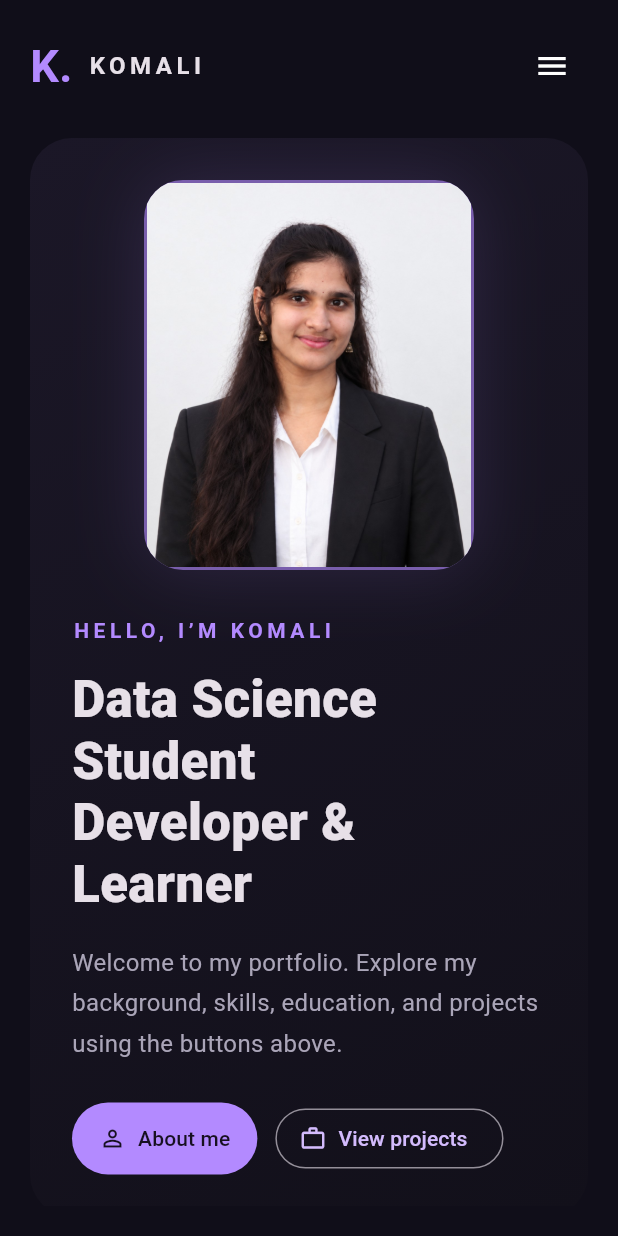
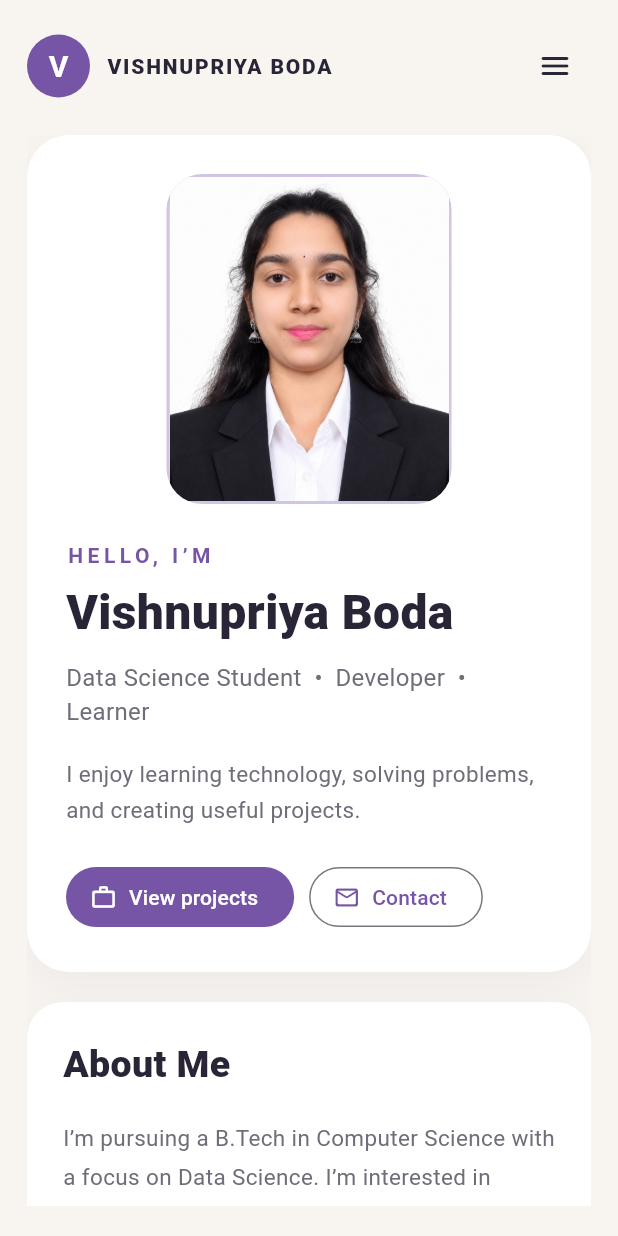
Before and after one commit to komaliboda/komu_portfolio, a Flutter app: the screen it shows after launch, on a phone screen of 412 x 824 dp. Run offline on Flutter 3.47's test engine with Material 3 defaults, Android fonts, the phone set to English and light mode, and no system bars.

Commit message:
Update portfolio

```diff
--- a/lib/main.dart
+++ b/lib/main.dart
@@ -1,80 +1,73 @@
 import 'package:flutter/material.dart';
 
-void main() {
-  runApp(const KomaliPortfolio());
-}
+void main() => runApp(const VishnuPortfolio());
 
-class KomaliPortfolio extends StatelessWidget {
-  const KomaliPortfolio({super.key});
+class VishnuPortfolio extends StatelessWidget {
+  const VishnuPortfolio({super.key});
 
   @override
   Widget build(BuildContext context) {
     return MaterialApp(
-      title: 'Komali Portfolio',
+      title: 'Vishnupriya Boda | Portfolio',
       debugShowCheckedModeBanner: false,
       theme: ThemeData(
-        brightness: Brightness.dark,
-        scaffoldBackgroundColor: const Color(0xFF100E19),
+        useMaterial3: true,
+        scaffoldBackgroundColor: const Color(0xFFF8F5F1),
         colorScheme: ColorScheme.fromSeed(
-          seedColor: const Color(0xFFB38AFF),
-          brightness: Brightness.dark,
+          seedColor: const Color(0xFF7655A6),
+          brightness: Brightness.light,
         ),
       ),
-      home: const PortfolioHome(),
+      home: const PortfolioPage(),
     );
   }
 }
 
-class PortfolioHome extends StatefulWidget {
-  const PortfolioHome({super.key});
+class PortfolioPage extends StatefulWidget {
+  const PortfolioPage({super.key});
 
   @override
-  State<PortfolioHome> createState() => _PortfolioHomeState();
+  State<PortfolioPage> createState() => _PortfolioPageState();
 }
 
-class _PortfolioHomeState extends State<PortfolioHome> {
-  static const purple = Color(0xFFB38AFF);
-  static const muted = Color(0xFFAAA5B8);
+class _PortfolioPageState extends State<PortfolioPage> {
+  static const purple = Color(0xFF7655A6);
+  static const ink = Color(0xFF292536);
+  static const muted = Color(0xFF706C79);
 
-  String selectedSection = 'Home';
+  String currentPage = 'Profile';
 
-  final List<String> sections = const [
-    'Home',
-    'About Me',
-    'Skills',
+  final pages = const [
+    'Profile',
     'Education',
     'Projects',
     'Contact',
   ];
 
-  void openSection(String section) {
-    setState(() {
-      selectedSection = section;
-    });
-  }
-
   @override
   Widget build(BuildContext context) {
-    final wideScreen = MediaQuery.sizeOf(context).width >= 760;
+    final wide = MediaQuery.sizeOf(context).width >= 760;
 
     return Scaffold(
       body: SafeArea(
         child: Center(
           child: ConstrainedBox(
-            constraints: const BoxConstraints(maxWidth: 1180),
+            constraints: const BoxConstraints(maxWidth: 1100),
             child: Padding(
               padding: EdgeInsets.symmetric(
-                horizontal: wideScreen ? 40 : 20,
+                horizontal: wide ? 36 : 18,
                 vertical: 20,
               ),
               child: Column(
                 children: [
-                  _buildNavigation(wideScreen),
-                  const SizedBox(height: 24),
+                  _header(wide),
+                  const SizedBox(height: 22),
                   Expanded(
                     child: AnimatedSwitcher(
                       duration: const Duration(milliseconds: 250),
-                      child: _buildCurrentPage(wideScreen),
+                      child: currentPage == 'Profile'
+                          ? _profilePage(wide)
+                          : _detailsPage(currentPage),
                     ),
                   ),
                 ],
@@ -86,212 +79,212 @@ class _PortfolioHomeState extends State<PortfolioHome> {
     );
   }
 
-  Widget _buildNavigation(bool wideScreen) {
+  Widget _header(bool wide) {
     return Row(
       children: [
-        const Text(
-          'K.',
+        const CircleAvatar(
+          radius: 21,
+          backgroundColor: purple,
+          child: Text(
+            'V',
             style: TextStyle(
-            color: purple,
-            fontSize: 30,
+              color: Colors.white,
               fontWeight: FontWeight.bold,
+              fontSize: 20,
             ),
           ),
-        const SizedBox(width: 10),
+        ),
+        const SizedBox(width: 11),
         const Text(
-          'KOMALI',
+          'VISHNUPRIYA BODA',
           style: TextStyle(
-            fontSize: 16,
-            fontWeight: FontWeight.bold,
-            letterSpacing: 3,
+            color: ink,
+            fontWeight: FontWeight.w800,
+            letterSpacing: 1.2,
           ),
         ),
         const Spacer(),
-        if (wideScreen)
+        if (wide)
           Wrap(
             spacing: 4,
-            children: sections.map(_navigationButton).toList(),
+            children: pages.map(_navButton).toList(),
           )
         else
           PopupMenuButton<String>(
-            icon: const Icon(Icons.menu),
-            onSelected: openSection,
-            itemBuilder: (context) => sections
-                .map(
-                  (section) => PopupMenuItem<String>(
-                    value: section,
-                    child: Text(section),
-                  ),
-                )
+            icon: const Icon(Icons.menu_rounded, color: ink),
+            onSelected: (page) => setState(() => currentPage = page),
+            itemBuilder: (context) => pages
+                .map((page) => PopupMenuItem(value: page, child: Text(page)))
                 .toList(),
           ),
       ],
     );
   }
 
-  Widget _navigationButton(String section) {
-    final isSelected = selectedSection == section;
+  Widget _navButton(String page) {
+    final selected = page == currentPage;
 
     return TextButton(
-      onPressed: () => openSection(section),
+      onPressed: () => setState(() => currentPage = page),
       style: TextButton.styleFrom(
-        foregroundColor: isSelected ? purple : muted,
+        foregroundColor: selected ? purple : muted,
       ),
       child: Text(
-        section,
-        style: TextStyle(
-          fontWeight: isSelected ? FontWeight.bold : FontWeight.normal,
-        ),
+        page,
+        style: TextStyle(fontWeight: selected ? FontWeight.bold : null),
       ),
     );
   }
 
-  Widget _buildCurrentPage(bool wideScreen) {
-    switch (selectedSection) {
-      case 'About Me':
-        return _aboutPage();
-      case 'Skills':
-        return _skillsPage();
-      case 'Education':
-        return _educationPage();
-      case 'Projects':
-        return _projectsPage();
-      case 'Contact':
-        return _contactPage();
-      default:
-        return _homePage(wideScreen);
-    }
+  Widget _profilePage(bool wide) {
+    return SingleChildScrollView(
+      key: const ValueKey('Profile'),
+      child: Column(
+        children: [
+          _profileCard(wide),
+          const SizedBox(height: 20),
+          if (wide)
+            Row(
+              crossAxisAlignment: CrossAxisAlignment.start,
+              children: [
+                Expanded(child: _aboutCard()),
+                const SizedBox(width: 20),
+                Expanded(child: _skillsCard()),
+              ],
+            )
+          else ...[
+            _aboutCard(),
+            const SizedBox(height: 16),
+            _skillsCard(),
+          ],
+        ],
+      ),
+    );
   }
 
-  Widget _homePage(bool wideScreen) {
+  Widget _profileCard(bool wide) {
     final photo = Container(
-      width: wideScreen ? 300 : 220,
-      height: wideScreen ? 350 : 260,
+      width: wide ? 230 : 190,
+      height: wide ? 260 : 220,
       clipBehavior: Clip.antiAlias,
       decoration: BoxDecoration(
-        color: const Color(0xFF211B30),
-        borderRadius: BorderRadius.circular(26),
-        border: Border.all(color: purple.withValues(alpha: 0.6), width: 2),
-        boxShadow: [
-          BoxShadow(
-            color: purple.withValues(alpha: 0.15),
-            blurRadius: 40,
-          ),
-        ],
+        color: const Color(0xFFE9E1F2),
+        borderRadius: BorderRadius.circular(24),
+        border: Border.all(color: purple.withValues(alpha: 0.2), width: 2),
       ),
       child: Image.asset(
         'assets/profile.jpg',
         fit: BoxFit.cover,
-        errorBuilder: (context, error, stackTrace) => const Center(
-          child: Icon(Icons.person, size: 100, color: purple),
+        errorBuilder: (context, error, stackTrace) => const Icon(
+          Icons.person_rounded,
+          size: 100,
+          color: purple,
         ),
       ),
     );
 
-    final introduction = Column(
+    final intro = Column(
       crossAxisAlignment: CrossAxisAlignment.start,
       mainAxisAlignment: MainAxisAlignment.center,
       children: [
         const Text(
-          'HELLO, I’M KOMALI',
+          'HELLO, I’M',
           style: TextStyle(
             color: purple,
+            letterSpacing: 3,
             fontWeight: FontWeight.bold,
-            letterSpacing: 3,
           ),
         ),
-        const SizedBox(height: 16),
+        const SizedBox(height: 10),
         Text(
-          'Data Science Student\nDeveloper & Learner',
+          'Vishnupriya Boda',
           style: TextStyle(
-            fontSize: wideScreen ? 42 : 34,
-            height: 1.2,
+            color: ink,
+            fontSize: wide ? 40 : 32,
+            height: 1.12,
             fontWeight: FontWeight.w800,
           ),
         ),
+        const SizedBox(height: 14),
+        const Text(
+          'Data Science Student  •  Developer  •  Learner',
+          style: TextStyle(color: muted, fontSize: 16),
+        ),
         const SizedBox(height: 18),
         const Text(
-          'Welcome to my portfolio. Explore my background, skills, education, '
-          'and projects using the buttons above.',
-          style: TextStyle(color: muted, fontSize: 16, height: 1.7),
+          'I enjoy learning technology, solving problems, and creating useful projects.',
+          style: TextStyle(color: muted, height: 1.6, fontSize: 15),
         ),
-        const SizedBox(height: 26),
+        const SizedBox(height: 22),
         Wrap(
-          spacing: 12,
-          runSpacing: 10,
+          spacing: 10,
+          runSpacing: 8,
           children: [
             FilledButton.icon(
-              onPressed: () => openSection('About Me'),
-              icon: const Icon(Icons.person_outline),
-              label: const Text('About me'),
+              onPressed: () => setState(() => currentPage = 'Projects'),
+              icon: const Icon(Icons.work_outline_rounded),
+              label: const Text('View projects'),
               style: FilledButton.styleFrom(
                 backgroundColor: purple,
-                foregroundColor: const Color(0xFF171020),
-                padding:
-                    const EdgeInsets.symmetric(horizontal: 18, vertical: 14),
+                foregroundColor: Colors.white,
               ),
             ),
             OutlinedButton.icon(
-              onPressed: () => openSection('Projects'),
-              icon: const Icon(Icons.work_outline),
-              label: const Text('View projects'),
+              onPressed: () => setState(() => currentPage = 'Contact'),
+              icon: const Icon(Icons.mail_outline_rounded),
+              label: const Text('Contact'),
+              style: OutlinedButton.styleFrom(foregroundColor: purple),
             ),
           ],
         ),
       ],
     );
 
-    return SingleChildScrollView(
-      key: const ValueKey('Home'),
-      child: Container(
-        constraints: const BoxConstraints(minHeight: 500),
-        padding: const EdgeInsets.all(28),
+    return Container(
+      width: double.infinity,
+      padding: const EdgeInsets.all(26),
       decoration: BoxDecoration(
+        color: Colors.white,
         borderRadius: BorderRadius.circular(28),
-          gradient: const LinearGradient(
-            colors: [Color(0xFF1B1727), Color(0xFF12101A)],
-            begin: Alignment.topLeft,
-            end: Alignment.bottomRight,
+        boxShadow: [
+          BoxShadow(
+            color: ink.withValues(alpha: 0.06),
+            blurRadius: 24,
+            offset: const Offset(0, 8),
           ),
+        ],
       ),
-        child: wideScreen
+      child: wide
           ? Row(
               children: [
-                  Expanded(child: introduction),
-                  const SizedBox(width: 36),
                 photo,
+                const SizedBox(width: 32),
+                Expanded(child: intro),
               ],
             )
           : Column(
               children: [
                 photo,
-                  const SizedBox(height: 30),
-                  introduction,
+                const SizedBox(height: 24),
+                intro,
               ],
-              ),
             ),
     );
   }
 
-  Widget _aboutPage() {
-    return _sectionPage(
-      'About Me',
-      [
-        const Text(
-          'Hello! I’m Komali, a B.Tech Computer Science student specializing '
-          'in Data Science. I enjoy learning new technologies, solving '
-          'problems, and building projects that can be useful in the real world.',
-          style: TextStyle(color: muted, fontSize: 17, height: 1.8),
+  Widget _aboutCard() {
+    return _card(
+      title: 'About Me',
+      child: const Text(
+        'I’m pursuing a B.Tech in Computer Science with a focus on Data Science. '
+        'I’m interested in software development, data, and learning how technology '
+        'can solve real-world problems.',
+        style: TextStyle(color: muted, height: 1.75, fontSize: 15),
       ),
-        const SizedBox(height: 24),
-        _detailCard('My focus', 'Data Science, software development, and learning'),
-        const SizedBox(height: 14),
-        _detailCard('My goal', 'To keep growing as a developer and contribute to meaningful projects'),
-      ],
     );
   }
 
-  Widget _skillsPage() {
+  Widget _skillsCard() {
     const skills = [
       'Python',
       'Java',
@@ -304,152 +297,176 @@ class _PortfolioHomeState extends State<PortfolioHome> {
       'Natural Language Processing (NLP)',
     ];
 
-    return _sectionPage(
-      'Skills',
-      [
-        const Text(
-          'Technologies and topics I have worked with:',
-          style: TextStyle(color: muted, fontSize: 16),
-        ),
-        const SizedBox(height: 20),
-        ...skills.map(
+    return _card(
+      title: 'Skills',
+      child: Column(
+        crossAxisAlignment: CrossAxisAlignment.start,
+        children: skills
+            .map(
               (skill) => Padding(
-            padding: const EdgeInsets.only(bottom: 14),
+                padding: const EdgeInsets.only(bottom: 11),
                 child: Row(
                   children: [
                     const Icon(
                       Icons.check_circle_rounded,
                       color: purple,
-                  size: 21,
+                      size: 19,
                     ),
-                const SizedBox(width: 12),
-                Text(skill, style: const TextStyle(fontSize: 17)),
+                    const SizedBox(width: 10),
+                    Text(skill, style: const TextStyle(color: ink, fontSize: 15)),
                   ],
                 ),
               ),
+            )
+            .toList(),
       ),
-      ],
     );
   }
 
-  Widget _educationPage() {
-    return _sectionPage(
-      'Education',
-      [
-        _detailCard(
+  Widget _detailsPage(String page) {
+    late String title;
+    late List<Widget> content;
+
+    switch (page) {
+      case 'Education':
+        title = 'Education';
+        content = [
+          _infoTile(
             'B.Tech in Computer Science (Data Science)',
             'Malineni Lakshmaiaha Engineering College\nCGPA: 8.8 / 10',
           ),
-        const SizedBox(height: 16),
-        _detailCard(
+          const SizedBox(height: 14),
+          _infoTile(
             'Intermediate',
             'Bhavana Junior College\nScore: 9.26',
           ),
-      ],
+        ];
+      case 'Projects':
+        title = 'Projects';
+        content = [
+          _infoTile(
+            'Crop Monitoring System Using Plant Scanning',
+            'A project focused on crop monitoring through plant scanning.',
+          ),
+          const SizedBox(height: 14),
+          _infoTile(
+            'Intelligent Data Capture Schedule Linking Layer',
+            'Hackathon project involving OCR, NLP, intelligent data capture, '
+                'and schedule linking for infrastructure.',
+          ),
+        ];
+      default:
+        title = 'Contact';
+        content = [
+          const Text(
+            'I’d be happy to connect about projects, learning, or opportunities.',
+            style: TextStyle(color: muted, height: 1.7),
+          ),
+          const SizedBox(height: 18),
+          const _ContactLine(
+            icon: Icons.email_outlined,
+            value: 'vishnu@123',
+          ),
+          const SizedBox(height: 12),
+          const _ContactLine(
+            icon: Icons.phone_outlined,
+            value: 'Add your phone number',
+          ),
+          const SizedBox(height: 12),
+          const _ContactLine(
+            icon: Icons.link_rounded,
+            value: 'Add your GitHub profile',
+          ),
+        ];
+    }
+
+    return SingleChildScrollView(
+      key: ValueKey(page),
+      child: _card(
+        title: title,
+        child: Column(
+          crossAxisAlignment: CrossAxisAlignment.start,
+          children: content,
+        ),
+      ),
     );
   }
 
-  Widget _projectsPage() {
-    return _sectionPage(
-      'Projects',
-      [
-        _detailCard(
-          'Crop Monitoring System Using Plant Scanning',
-          'A project focused on crop monitoring through plant scanning.',
-        ),
-        const SizedBox(height: 16),
-        _detailCard(
-          'Intelligent Data Capture Schedule Linking Layer',
-          'A hackathon project involving OCR, NLP, intelligent data capture, '
-              'and schedule linking for infrastructure.',
+  Widget _card({required String title, required Widget child}) {
+    return Container(
+      width: double.infinity,
+      padding: const EdgeInsets.all(24),
+      decoration: BoxDecoration(
+        color: Colors.white,
+        borderRadius: BorderRadius.circular(24),
+        boxShadow: [
+          BoxShadow(
+            color: ink.withValues(alpha: 0.05),
+            blurRadius: 20,
+            offset: const Offset(0, 7),
           ),
         ],
-    );
-  }
-
-  Widget _contactPage() {
-    return _sectionPage(
-      'Contact',
-      [
-        const Text(
-          'I’d be happy to connect about projects, learning, or opportunities.',
-          style: TextStyle(color: muted, fontSize: 16, height: 1.7),
-        ),
-        const SizedBox(height: 22),
-        _contactLine(Icons.email_outlined, 'komu@gmail.com'),
-        _contactLine(Icons.phone_outlined, 'Add your phone number'),
-        _contactLine(Icons.link_rounded, 'Add your GitHub profile'),
-        const SizedBox(height: 10),
-        const Text(
-          'Replace the sample email and contact details with your real information before sharing.',
-          style: TextStyle(color: muted, fontSize: 12),
-        ),
-      ],
-    );
-  }
-
-  Widget _sectionPage(String title, List<Widget> content) {
-    return SingleChildScrollView(
-      key: ValueKey(title),
-      child: Container(
-        width: double.infinity,
-        padding: const EdgeInsets.all(28),
-        decoration: BoxDecoration(
-          color: const Color(0xFF191622),
-          borderRadius: BorderRadius.circular(26),
-          border: Border.all(color: Colors.white.withValues(alpha: 0.07)),
       ),
       child: Column(
         crossAxisAlignment: CrossAxisAlignment.start,
         children: [
           Text(
             title,
-              style: const TextStyle(fontSize: 34, fontWeight: FontWeight.w800),
+            style: const TextStyle(
+              color: ink,
+              fontSize: 25,
+              fontWeight: FontWeight.w800,
             ),
-            const SizedBox(height: 24),
-            ...content,
+          ),
+          const SizedBox(height: 18),
+          child,
         ],
-        ),
       ),
     );
   }
 
-  Widget _detailCard(String title, String detail) {
+  Widget _infoTile(String title, String detail) {
     return Container(
       width: double.infinity,
-      padding: const EdgeInsets.all(20),
+      padding: const EdgeInsets.all(18),
       decoration: BoxDecoration(
-        color: const Color(0xFF211B30),
-        borderRadius: BorderRadius.circular(18),
-        border: Border.all(color: Colors.white.withValues(alpha: 0.07)),
+        color: const Color(0xFFF4F0F8),
+        borderRadius: BorderRadius.circular(16),
       ),
       child: Column(
         crossAxisAlignment: CrossAxisAlignment.start,
         children: [
           Text(
             title,
-            style: const TextStyle(fontSize: 18, fontWeight: FontWeight.bold),
+            style: const TextStyle(
+              color: ink,
+              fontWeight: FontWeight.bold,
+              fontSize: 17,
             ),
-          const SizedBox(height: 10),
-          Text(
-            detail,
-            style: const TextStyle(color: muted, height: 1.6),
           ),
-        ],
-      ),
-    );
-  }
-
-  Widget _contactLine(IconData icon, String value) {
-    return Padding(
-      padding: const EdgeInsets.only(bottom: 16),
-      child: Row(
-        children: [
-          Icon(icon, color: purple),
-          const SizedBox(width: 12),
-          Flexible(child: Text(value, style: const TextStyle(fontSize: 16))),
+          const SizedBox(height: 8),
+          Text(detail, style: const TextStyle(color: muted, height: 1.6)),
         ],
       ),
     );
   }
 }
+
+class _ContactLine extends StatelessWidget {
+  const _ContactLine({required this.icon, required this.value});
+
+  final IconData icon;
+  final String value;
+
+  @override
+  Widget build(BuildContext context) {
+    return Row(
+      children: [
+        const Icon(Icons.circle, size: 0), // Keeps this row layout simple.
+        Icon(icon, color: const Color(0xFF7655A6)),
+        const SizedBox(width: 12),
+        Text(value, style: const TextStyle(color: Color(0xFF292536))),
+      ],
+    );
+  }
+}
```
Also changed, not shown: assets/profile.jpg. Lines whose indentation alone changed are shown as unchanged.
